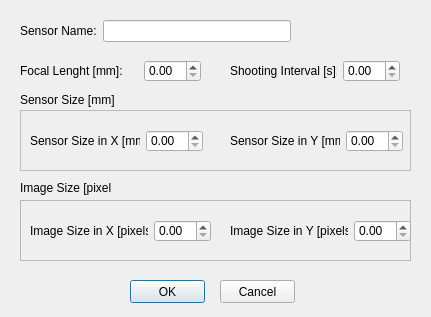
Before: the Qt Designer form PluginFiles/NewSensor.ui in Marta1Rossi/DSP, drawn with Qt 5.
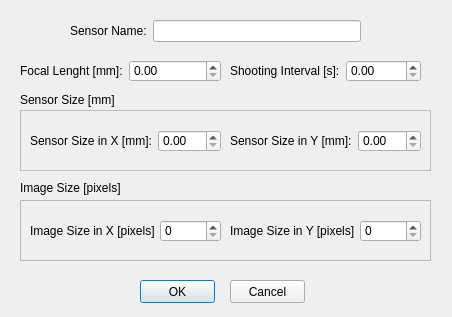
After: the same form once the commit is applied. Custom widgets are drawn as their Qt base class.

What changed in the file:
```diff
--- a/PluginFiles/NewSensor.ui
+++ b/PluginFiles/NewSensor.ui
@@ -6,7 +6,7 @@
    <rect>
     <x>0</x>
     <y>0</y>
-    <width>431</width>
+    <width>452</width>
     <height>317</height>
    </rect>
   </property>
@@ -18,7 +18,7 @@
     <rect>
      <x>20</x>
      <y>110</y>
-     <width>391</width>
+     <width>411</width>
      <height>61</height>
     </rect>
    </property>
@@ -448,7 +448,7 @@
      <rect>
       <x>10</x>
       <y>20</y>
-      <width>173</width>
+      <width>191</width>
       <height>22</height>
      </rect>
     </property>
@@ -460,19 +460,6 @@
        </property>
       </widget>
      </item>
-     <item>
-      <spacer name="horizontalSpacer_2">
-       <property name="orientation">
-        <enum>Qt::Horizontal</enum>
-       </property>
-       <property name="sizeHint" stdset="0">
-        <size>
-         <width>40</width>
-         <height>20</height>
-        </size>
-       </property>
-      </spacer>
-     </item>
      <item>
       <widget class="QDoubleSpinBox" name="sb_sizex"/>
      </item>
@@ -483,7 +470,7 @@
      <rect>
       <x>210</x>
       <y>20</y>
-      <width>173</width>
+      <width>191</width>
       <height>22</height>
      </rect>
     </property>
@@ -495,19 +482,6 @@
        </property>
       </widget>
      </item>
-     <item>
-      <spacer name="horizontalSpacer_4">
-       <property name="orientation">
-        <enum>Qt::Horizontal</enum>
-       </property>
-       <property name="sizeHint" stdset="0">
-        <size>
-         <width>40</width>
-         <height>20</height>
-        </size>
-       </property>
-      </spacer>
-     </item>
      <item>
       <widget class="QDoubleSpinBox" name="sb_sizey"/>
      </item>
@@ -532,12 +506,12 @@
     <rect>
      <x>20</x>
      <y>180</y>
-     <width>91</width>
+     <width>101</width>
      <height>16</height>
     </rect>
    </property>
    <property name="text">
-    <string>Image Size [pixel]</string>
+    <string>Image Size [pixels]</string>
    </property>
   </widget>
   <widget class="QFrame" name="frame_3">
@@ -545,7 +519,7 @@
     <rect>
      <x>20</x>
      <y>200</y>
-     <width>391</width>
+     <width>411</width>
      <height>61</height>
     </rect>
    </property>
@@ -560,7 +534,7 @@
      <rect>
       <x>10</x>
       <y>20</y>
-      <width>181</width>
+      <width>191</width>
       <height>22</height>
      </rect>
     </property>
@@ -573,20 +547,17 @@
       </widget>
      </item>
      <item>
-      <spacer name="horizontalSpacer_3">
-       <property name="orientation">
-        <enum>Qt::Horizontal</enum>
+      <widget class="QgsSpinBox" name="sb_imgsizex">
+       <property name="font">
+        <font>
+         <weight>50</weight>
+         <bold>false</bold>
+        </font>
        </property>
-       <property name="sizeHint" stdset="0">
-        <size>
-         <width>40</width>
-         <height>20</height>
-        </size>
+       <property name="maximum">
+        <number>10000</number>
        </property>
-      </spacer>
-     </item>
-     <item>
-      <widget class="QDoubleSpinBox" name="sb_imgsizex"/>
+      </widget>
      </item>
     </layout>
    </widget>
@@ -595,7 +566,7 @@
      <rect>
       <x>210</x>
       <y>20</y>
-      <width>181</width>
+      <width>191</width>
       <height>22</height>
      </rect>
     </property>
@@ -608,20 +579,17 @@
       </widget>
      </item>
      <item>
-      <spacer name="horizontalSpacer_5">
-       <property name="orientation">
-        <enum>Qt::Horizontal</enum>
+      <widget class="QgsSpinBox" name="sb_imgsizey">
+       <property name="font">
+        <font>
+         <weight>50</weight>
+         <bold>false</bold>
+        </font>
        </property>
-       <property name="sizeHint" stdset="0">
-        <size>
-         <width>40</width>
-         <height>20</height>
-        </size>
+       <property name="maximum">
+        <number>10000</number>
        </property>
-      </spacer>
-     </item>
-     <item>
-      <widget class="QDoubleSpinBox" name="sb_imgsizey"/>
+      </widget>
      </item>
     </layout>
    </widget>
@@ -629,9 +597,9 @@
   <widget class="QWidget" name="layoutWidget">
    <property name="geometry">
     <rect>
-     <x>20</x>
+     <x>70</x>
      <y>20</y>
-     <width>271</width>
+     <width>291</width>
      <height>22</height>
     </rect>
    </property>
@@ -653,7 +621,7 @@
     <rect>
      <x>20</x>
      <y>60</y>
-     <width>181</width>
+     <width>201</width>
      <height>22</height>
     </rect>
    </property>
@@ -666,20 +634,11 @@
      </widget>
     </item>
     <item>
-     <spacer name="horizontalSpacer">
-      <property name="orientation">
-       <enum>Qt::Horizontal</enum>
+     <widget class="QDoubleSpinBox" name="sb_fl">
+      <property name="maximum">
+       <double>99.000000000000000</double>
       </property>
-      <property name="sizeHint" stdset="0">
-       <size>
-        <width>40</width>
-        <height>20</height>
-       </size>
-      </property>
-     </spacer>
-    </item>
-    <item>
-     <widget class="QDoubleSpinBox" name="sb_fl"/>
+     </widget>
     </item>
    </layout>
   </widget>
@@ -688,7 +647,7 @@
     <rect>
      <x>230</x>
      <y>60</y>
-     <width>170</width>
+     <width>191</width>
      <height>22</height>
     </rect>
    </property>
@@ -700,19 +659,6 @@
       </property>
      </widget>
     </item>
-    <item>
-     <spacer name="horizontalSpacer_6">
-      <property name="orientation">
-       <enum>Qt::Horizontal</enum>
-      </property>
-      <property name="sizeHint" stdset="0">
-       <size>
-        <width>40</width>
-        <height>20</height>
-       </size>
-      </property>
-     </spacer>
-    </item>
     <item>
      <widget class="QDoubleSpinBox" name="sb_si"/>
     </item>
@@ -721,7 +667,7 @@
   <widget class="QPushButton" name="pb_oksensor">
    <property name="geometry">
     <rect>
-     <x>130</x>
+     <x>140</x>
      <y>280</y>
      <width>75</width>
      <height>23</height>
@@ -734,7 +680,7 @@
   <widget class="QPushButton" name="pb_close">
    <property name="geometry">
     <rect>
-     <x>220</x>
+     <x>230</x>
      <y>280</y>
      <width>75</width>
      <height>23</height>
@@ -745,6 +691,13 @@
    </property>
   </widget>
  </widget>
+ <customwidgets>
+  <customwidget>
+   <class>QgsSpinBox</class>
+   <extends>QSpinBox</extends>
+   <header>qgsspinbox.h</header>
+  </customwidget>
+ </customwidgets>
  <resources/>
  <connections/>
 </ui>
```
